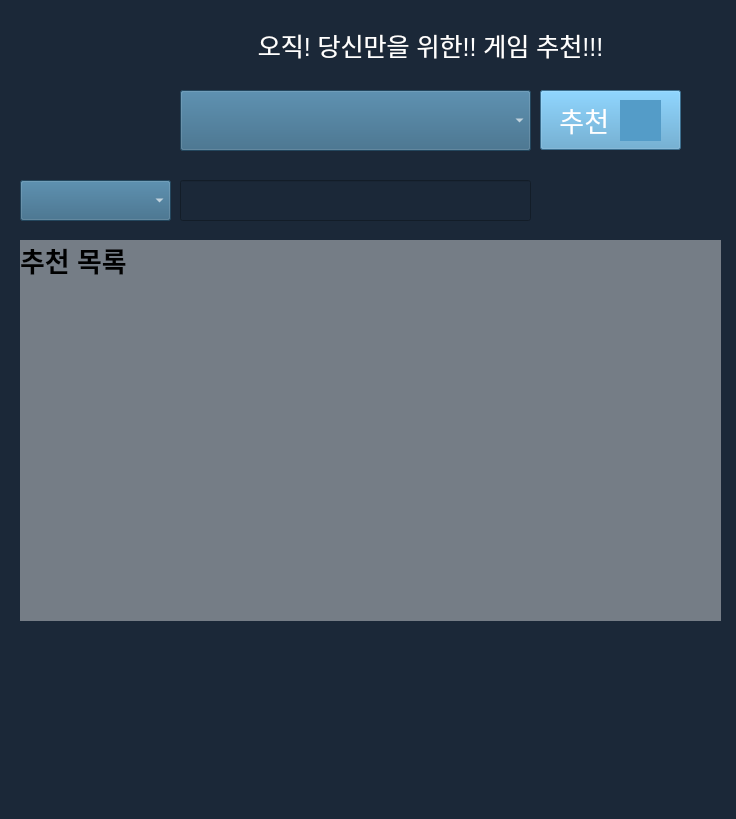
This is steampp.ui in shinht97/steamsavemoney as Qt 5 draws it before an edit. The edited form follows.
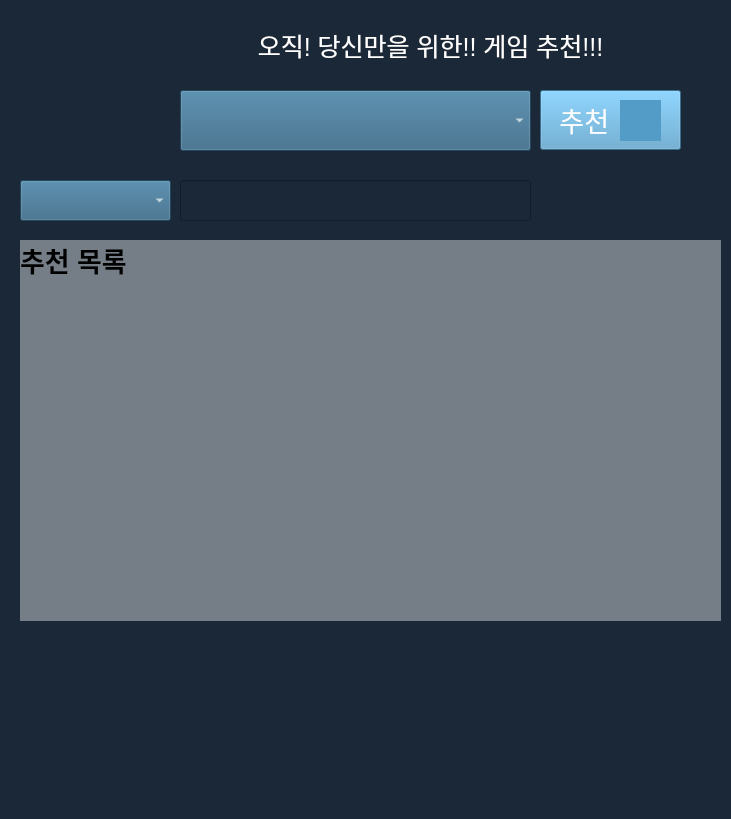
This is the edited form. Icons and pictures are not drawn.

```diff
--- a/steampp.ui
+++ b/steampp.ui
@@ -6,7 +6,7 @@
    <rect>
     <x>0</x>
     <y>0</y>
-    <width>736</width>
+    <width>731</width>
     <height>819</height>
    </rect>
   </property>
```
